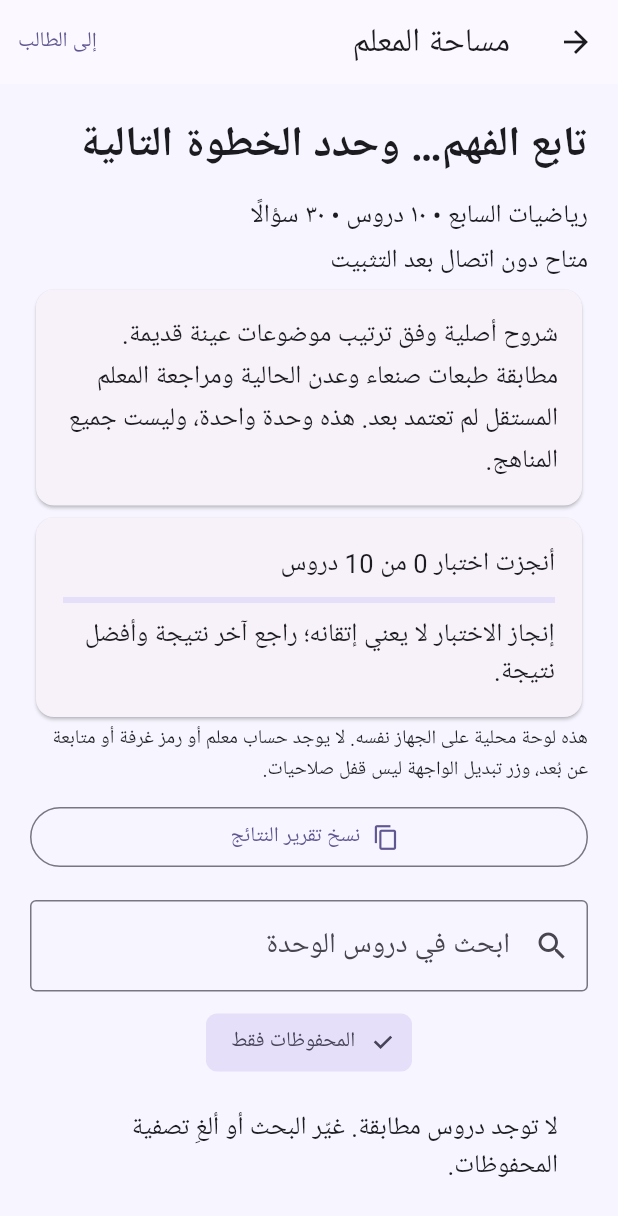
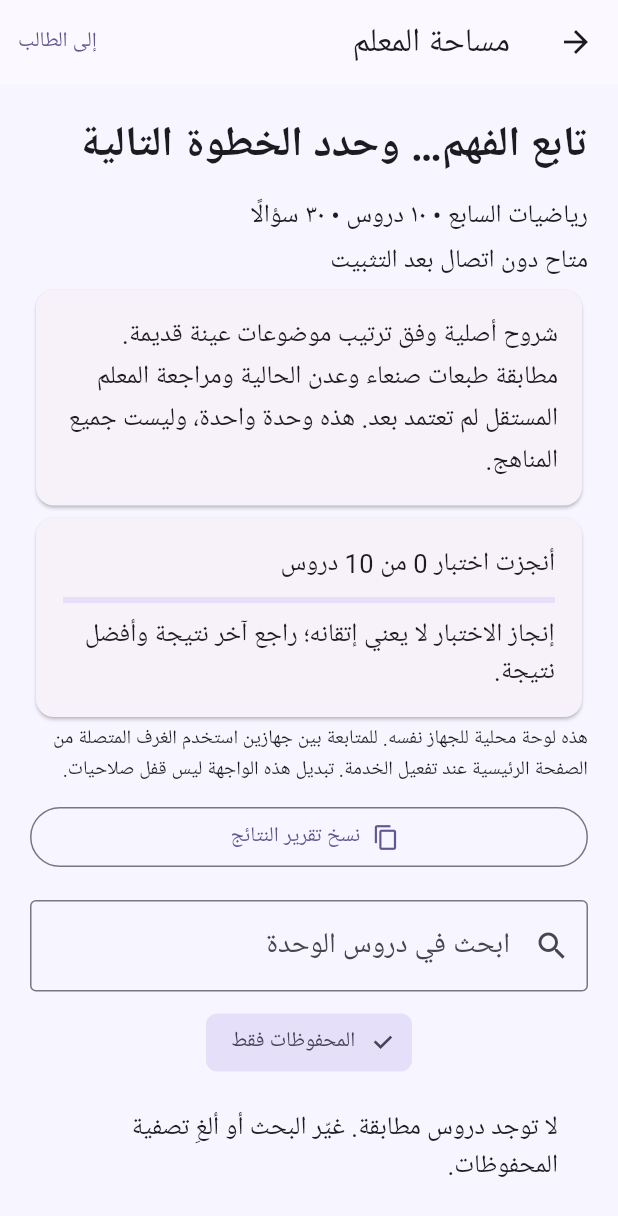
Before and after one commit to dawood634/atalam-ma-akhi-app, a Flutter app: the UnitWorkspace screen opened directly, after a tap on "المحفوظات فقط", after a tap on "إلى المعلم", on a phone screen of 412 x 824 dp. Shown: the top 1216 px of the screen. Run offline on Flutter 3.47's test engine with Material 3 defaults, Android fonts, the phone set to English and light mode, and no system bars; our stand-ins replace flutter_secure_storage, flutter_tts, shared_preferences; accounts and stored records are empty.

Commit message:
Clarify local teacher controls versus authenticated connected rooms [skip ci]

```diff
--- a/lib/unit_workspace.dart
+++ b/lib/unit_workspace.dart
@@ -84,7 +84,7 @@ class _UnitWorkspaceState extends State<UnitWorkspace> {
         const Text('إنجاز الاختبار لا يعني إتقانه؛ راجع آخر نتيجة وأفضل نتيجة.'),
       ]))),
       if (teacher) ...[
-        const Text('هذه لوحة محلية على الجهاز نفسه. لا يوجد حساب معلم أو رمز غرفة أو متابعة عن بُعد، وزر تبديل الواجهة ليس قفل صلاحيات.', style: TextStyle(fontSize: 13, height: 1.6)),
+        const Text('هذه لوحة محلية للجهاز نفسه. للمتابعة بين جهازين استخدم الغرف المتصلة من الصفحة الرئيسية عند تفعيل الخدمة. تبديل هذه الواجهة ليس قفل صلاحيات.', style: TextStyle(fontSize: 13, height: 1.6)),
         const SizedBox(height: 10), OutlinedButton.icon(icon: const Icon(Icons.copy), label: const Text('نسخ تقرير النتائج'), onPressed: () async {
           await Clipboard.setData(ClipboardData(text: report()));
           if (context.mounted) ScaffoldMessenger.of(context).showSnackBar(const SnackBar(content: Text('نُسخ التقرير، ويمكنك لصقه في رسالة أو ملف.')));
```
